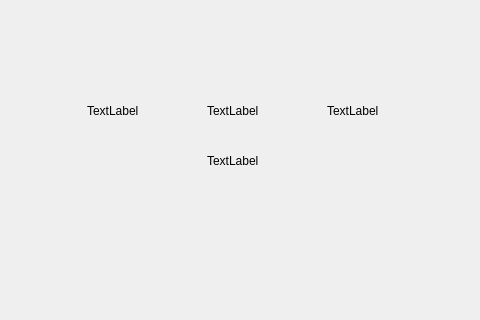
Qt form mainwindow.ui (tobiasvogel/HelloComputer) before a commit; both pictures show x 153 to 633 and y 148 to 468 of the 800 by 600 pixel window.
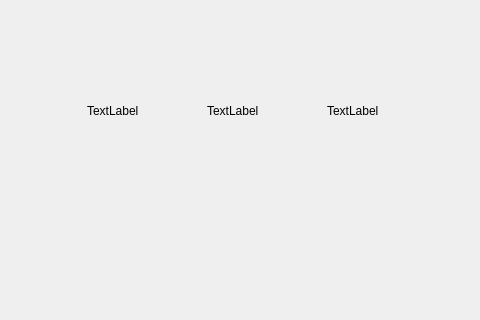
The same form after that commit.

```diff
--- a/mainwindow.ui
+++ b/mainwindow.ui
@@ -94,23 +94,7 @@
      <string notr="true"/>
     </property>
     <property name="text">
-     <string>TextLabel</string>
-    </property>
-   </widget>
-   <widget class="QLabel" name="graphicLabel">
-    <property name="geometry">
-     <rect>
-      <x>360</x>
-      <y>300</y>
-      <width>67</width>
-      <height>17</height>
-     </rect>
-    </property>
-    <property name="toolTip">
-     <string notr="true"/>
-    </property>
-    <property name="text">
-     <string>TextLabel</string>
+     <string notr="true">TextLabel</string>
     </property>
    </widget>
   </widget>
```
Left out of the diff: 10 changed lines with no effect on the pictures.
